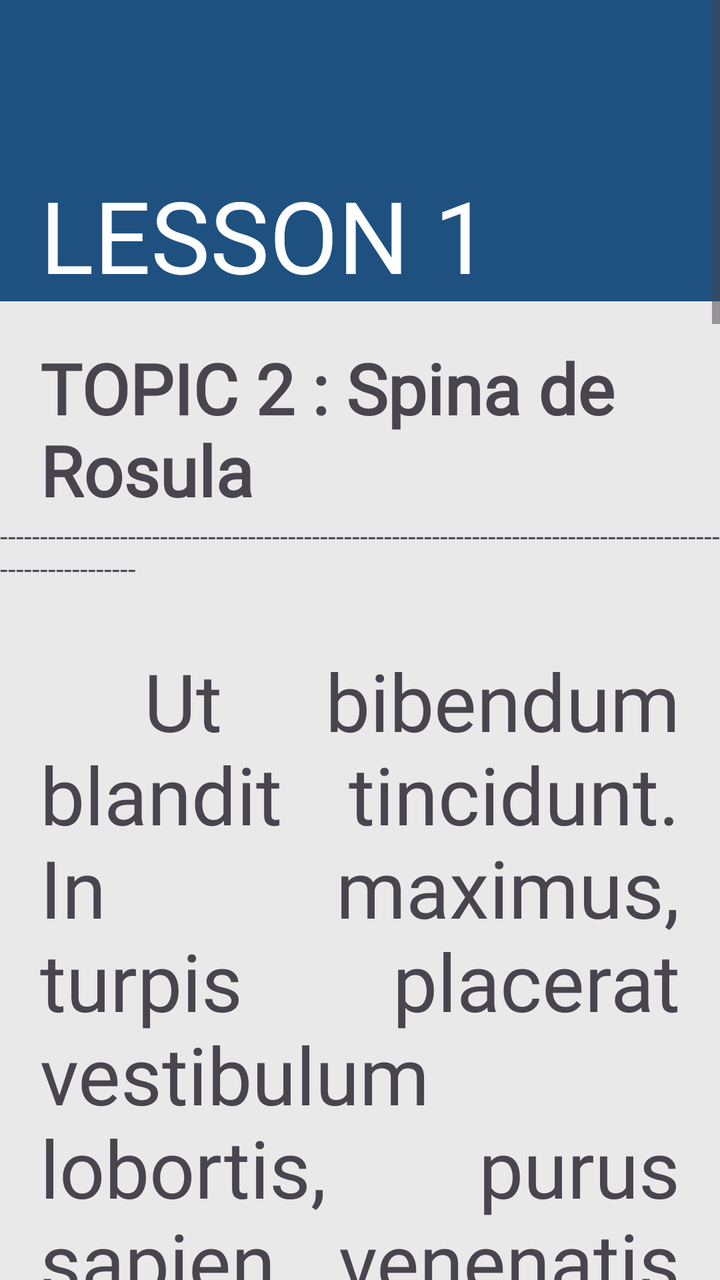
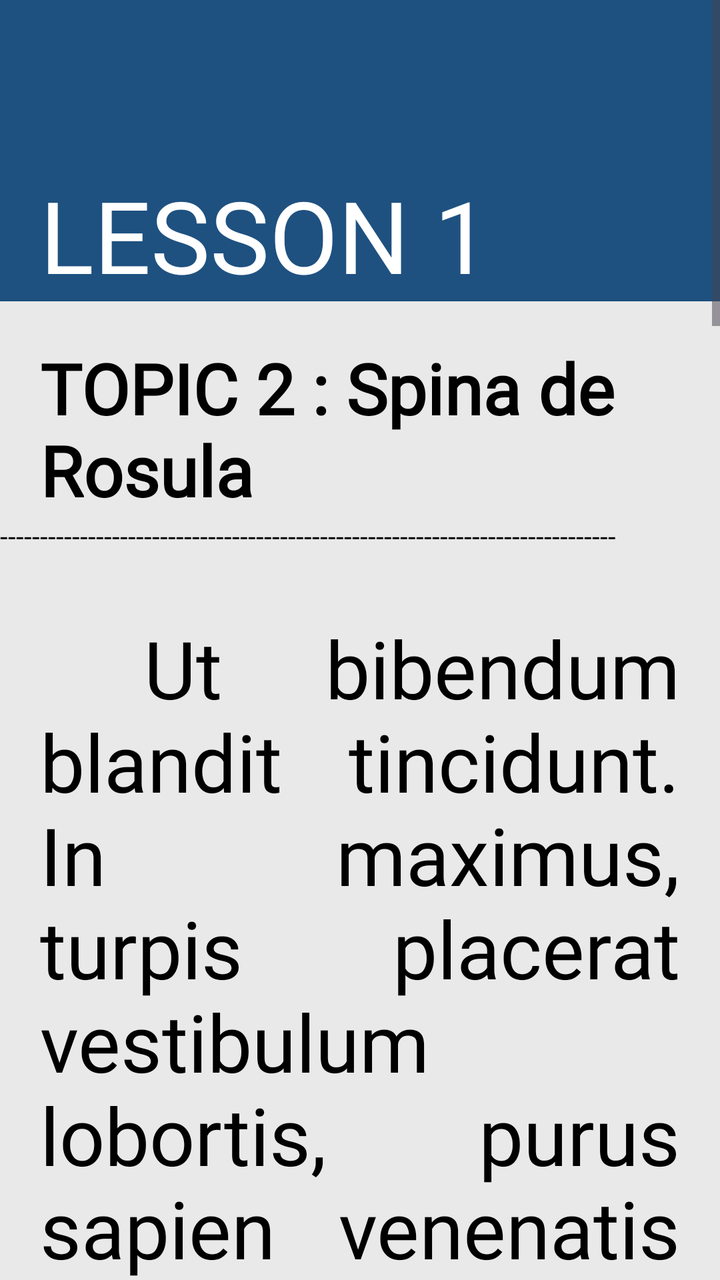

Two renders of the same Android screen: before a commit and after it. Below are the layout's source before the change and the commit's diff.
<!-- AndroidManifest.xml: application theme Theme.FinalsApplication -->
<!-- res/layout/view_lesson1_topic2.xml -->
<?xml version="1.0" encoding="utf-8"?>
<androidx.drawerlayout.widget.DrawerLayout xmlns:android="http://schemas.android.com/apk/res/android"
    android:layout_width="match_parent"
    android:layout_height="match_parent"
    xmlns:tools="http://schemas.android.com/tools"
    xmlns:app="http://schemas.android.com/apk/res-auto"
    android:id="@+id/drawer_layout"
    android:background="#e9e9e9"
    android:fitsSystemWindows="true"
    tools:openDrawer="start">

    <com.google.android.material.navigation.NavigationView
        android:layout_width="240dp"
        android:layout_height="match_parent"
        android:id="@+id/nav_view"
        app:headerLayout="@layout/header"
        app:menu="@menu/lessons_menu"
        android:focusable="true"
        android:clickable="true"
        android:layout_gravity="start"/>

    <ScrollView
        android:id="@+id/LessonView2ScrollView"
        android:layout_width="409dp"
        android:layout_height="729dp"
        tools:layout_editor_absoluteX="1dp"
        tools:layout_editor_absoluteY="1dp">

        <LinearLayout
            android:layout_width="match_parent"
            android:layout_height="wrap_content"
            android:orientation="vertical">

            <androidx.appcompat.widget.Toolbar
                android:id="@+id/toolbar"
                android:layout_width="match_parent"
                android:layout_height="wrap_content"
                android:elevation="4dp"
                android:background="#1e5180">
            </androidx.appcompat.widget.Toolbar>


            <LinearLayout
                android:layout_width="match_parent"
                android:layout_height="wrap_content"
                android:layout_alignParentTop="true"
                android:background="#1e5180">

                <TextView
                    android:id="@+id/textViewLesson1"
                    android:layout_width="wrap_content"
                    android:layout_height="wrap_content"
                    android:layout_marginStart="20dp"
                    android:layout_marginTop="20dp"
                    android:fontFamily="@font/roboto_black"
                    android:text="LESSON 1"
                    android:textColor="@color/white"
                    android:textSize="50sp" />
            </LinearLayout>


            <TextView
                android:id="@+id/textViewTopic2"
                android:layout_width="wrap_content"
                android:layout_height="wrap_content"
                android:layout_marginStart="20dp"
                android:layout_marginTop="20dp"
                android:text="TOPIC 2 : Spina de Rosula"
                android:fontFamily="@font/roboto_light"
                android:textSize="35sp"
                android:textStyle="bold"/>

            <TextView
                android:id="@+id/textView8"
                android:layout_width="match_parent"
                android:layout_height="wrap_content"
                android:text="-----------------------------------------------------------------------------------------------------------"
                />

            <TextView
                android:id="@+id/textViewParagraph2"
                android:layout_width="wrap_content"
                android:layout_height="wrap_content"
                android:layout_below="@+id/textViewLesson1"
                android:layout_marginStart="20dp"
                android:layout_marginTop="30dp"
                android:layout_marginEnd="20dp"
                android:fontFamily="@font/roboto_light"
                android:justificationMode="inter_word"
                android:text=" Ut bibendum blandit tincidunt. In maximus, turpis placerat vestibulum lobortis, purus sapien venenatis risus. Curabitur vulputate suscipit arcu eget bibendum. Lorem ipsum dolor sit amet, consectetur adipiscing elit. , eu vehicula felis sapien a ligula. Nulla in aliquet urna, ac laoreet tellus. Maecenas eu commodo magna. In hac habitasse platea dictumst. Praesent porttitor est gravida, viverra augue et, tristique odio. Sed lacinia mi ut nisi tempus, ac blandit nunc blandit. Sed blandit ultrices efficitur. Integer eleifend cursus sapien, non lobortis nisi vestibulum ac. Aenean et sem porta turpis dapibus tempor in in nibh. Suspendisse laoreet purus nec est semper, id mattis mauris volutpat."
                android:textSize="40sp" />

            <LinearLayout
                android:layout_width="match_parent"
                android:layout_height="100dp"
                android:layout_alignParentBottom="true"
                android:background="#a8b4d8">

                <ImageButton
                    android:id="@+id/imageButtonBackVL1"
                    android:layout_width="76dp"
                    android:layout_height="wrap_content"
                    android:layout_marginStart="20dp"
                    android:layout_marginTop="20dp"
                    android:layout_marginBottom="20dp"
                    android:background="?android:attr/selectableItemBackground"
                    android:scaleType="fitCenter"
                    android:src="@drawable/arrowleft" />

                <ImageButton
                    android:id="@+id/imageButtonNextVL1"
                    android:layout_width="76dp"
                    android:layout_height="wrap_content"
                    android:layout_marginStart="210dp"
                    android:layout_marginTop="20dp"
                    android:layout_marginBottom="20dp"
                    android:background="?android:attr/selectableItemBackground"
                    android:scaleType="fitCenter"
                    android:src="@drawable/arrowright" />
            </LinearLayout>


        </LinearLayout>
    </ScrollView>
</androidx.drawerlayout.widget.DrawerLayout>
<!-- res/layout/header.xml (included above) -->
<?xml version="1.0" encoding="utf-8"?>
<RelativeLayout xmlns:android="http://schemas.android.com/apk/res/android"
    xmlns:app="http://schemas.android.com/apk/res-auto"
    xmlns:tools="http://schemas.android.com/tools"
    android:layout_width="match_parent"
    android:layout_height="150dp"
    android:background="@color/ourBlue"
    android:gravity="bottom"
    android:padding="20dp"
    tools:context=".Header">

    <TextView
        android:id="@+id/textView"
        android:layout_width="wrap_content"
        android:layout_height="wrap_content"
        android:text="Lesson View"
        android:textColor="@color/white"
        android:textSize="30dp"
        android:textStyle="bold" />

</RelativeLayout>
<!-- resources referenced by this layout -->
<resources>
  <color name="ourBlue">#1e5180</color>
  <color name="white">#FFFFFFFF</color>
  <!-- drawable arrowleft: png bitmap (drawable, 16559 bytes) -->
  <!-- drawable arrowright: png bitmap (drawable, 12630 bytes) -->
  <style name="Theme.FinalsApplication" parent="Base.Theme.FinalsApplication" />
  <style name="Base.Theme.FinalsApplication" parent="Theme.Material3.DayNight.NoActionBar">
          
          
          <item name="android:statusBarColor">#00000000</item>
      </style>
</resources>

<!-- the commit's change to res/layout/view_lesson1_topic2.xml (unified diff, before → after) -->
@@ -66,6 +66,7 @@
                 android:layout_marginStart="20dp"
                 android:layout_marginTop="20dp"
                 android:text="TOPIC 2 : Spina de Rosula"
+                android:textColor="@color/black"
                 android:fontFamily="@font/roboto_light"
                 android:textSize="35sp"
                 android:textStyle="bold"/>
@@ -74,7 +75,8 @@
                 android:id="@+id/textView8"
                 android:layout_width="match_parent"
                 android:layout_height="wrap_content"
-                android:text="-----------------------------------------------------------------------------------------------------------"
+                android:textColor="@color/black"
+                android:text="-----------------------------------------------------------------------------"
                 />
 
             <TextView
@@ -86,6 +88,7 @@
                 android:layout_marginTop="30dp"
                 android:layout_marginEnd="20dp"
                 android:fontFamily="@font/roboto_light"
+                android:textColor="@color/black"
                 android:justificationMode="inter_word"
                 android:text=" Ut bibendum blandit tincidunt. In maximus, turpis placerat vestibulum lobortis, purus sapien venenatis risus. Curabitur vulputate suscipit arcu eget bibendum. Lorem ipsum dolor sit amet, consectetur adipiscing elit. , eu vehicula felis sapien a ligula. Nulla in aliquet urna, ac laoreet tellus. Maecenas eu commodo magna. In hac habitasse platea dictumst. Praesent porttitor est gravida, viverra augue et, tristique odio. Sed lacinia mi ut nisi tempus, ac blandit nunc blandit. Sed blandit ultrices efficitur. Integer eleifend cursus sapien, non lobortis nisi vestibulum ac. Aenean et sem porta turpis dapibus tempor in in nibh. Suspendisse laoreet purus nec est semper, id mattis mauris volutpat."
                 android:textSize="40sp" />
<!-- resource entries referenced after the edit -->
@@ -1,5 +1,6 @@
 <!-- resources referenced by this layout -->
 <resources>
+  <color name="black">#000000</color>
   <color name="ourBlue">#1e5180</color>
   <color name="white">#FFFFFFFF</color>
   <!-- drawable arrowleft: png bitmap (drawable, 16559 bytes) -->
